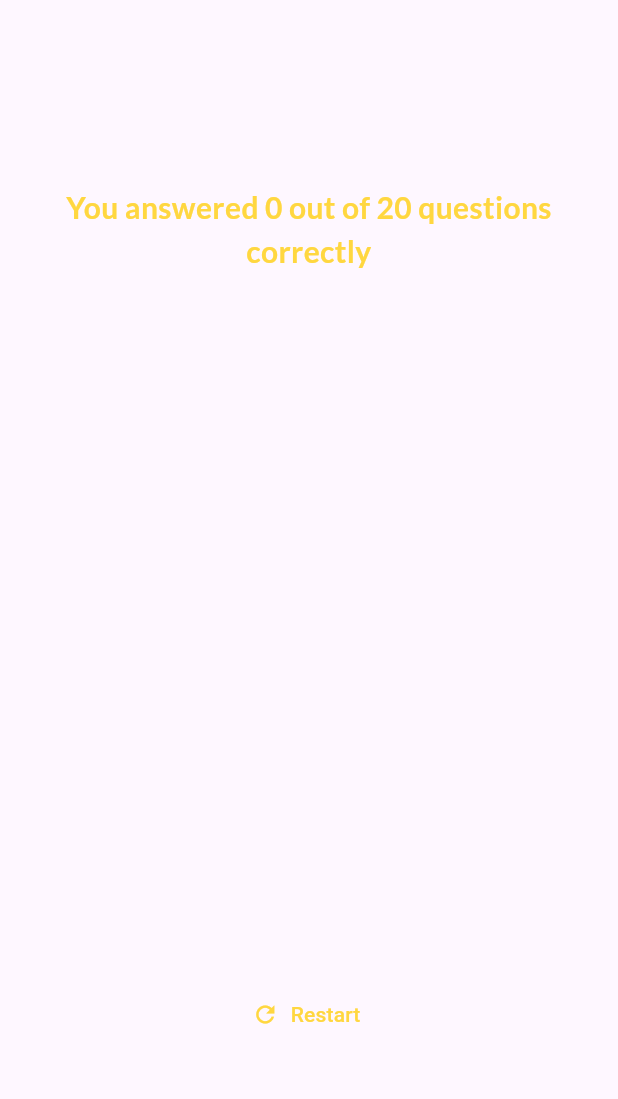
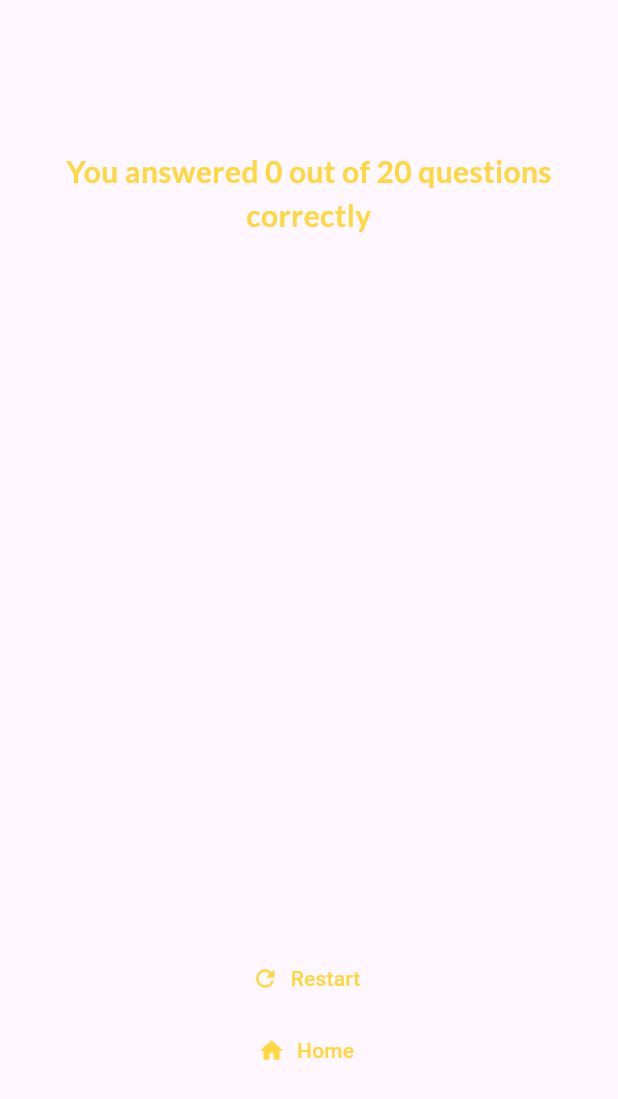
Before and after one commit to infosabbir/dart_quiz_app, a Flutter app: the ResultScreen widget shown alone on an empty page, opened directly with empty values, on a phone screen of 412 x 824 dp. Shown: the top 1099 px of the screen. Run offline on Flutter 3.47's test engine with Material 3 defaults, Android fonts, the light colour scheme and no system bars; our stand-ins replace google_fonts.

Commit message:
icon added

```diff
--- a/lib/result_screen.dart
+++ b/lib/result_screen.dart
@@ -8,10 +8,12 @@ class ResultScreen extends StatelessWidget {
     super.key,
     required this.chosenAnswer,
     required this.onRestart,
+    required this.homeScreen,
   });
 
   final List<String> chosenAnswer;
   final void Function() onRestart;
+  final void Function() homeScreen;
 
   List<Map<String, Object>> get summaryData {
     List<Map<String, Object>> summary = [];
@@ -65,6 +67,14 @@ class ResultScreen extends StatelessWidget {
               icon: const Icon(Icons.refresh),
               label: const Text('Restart'),
             ),
+            TextButton.icon(
+              onPressed: homeScreen,
+              style: TextButton.styleFrom(
+                foregroundColor: Colors.amberAccent,
+              ),
+              icon: const Icon(Icons.home),
+              label: const Text('Home'),
+            ),
           ],
         ),
       ),
```
Also changed, not shown: lib/quiz.dart (+8 -0 lines), pubspec.yaml (+7 -0 lines), pubspec.lock, 32 other files.
